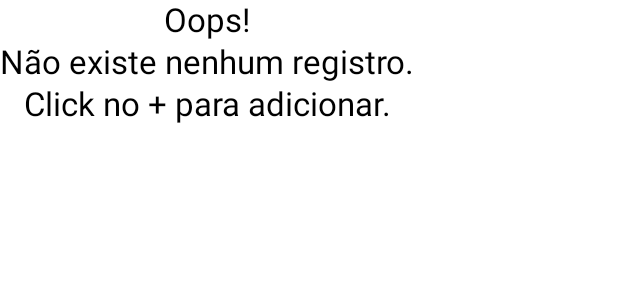
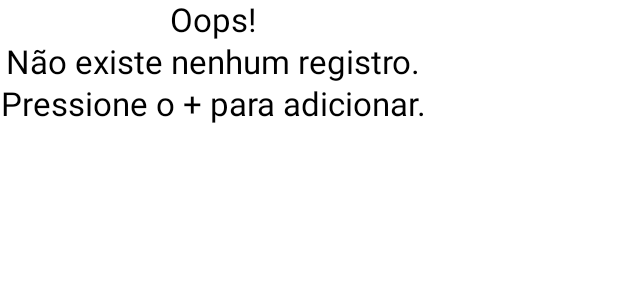
Before and after one commit to danillotparreira/Crud-Android, an Android app built with Jetpack Compose: the @Preview function HomeBodyEmptyListPreview, on a phone screen of 412 x 824 dp. Shown: the top 300 px of the screen. Run offline under Robolectric (Android 15) with nearby library versions, the phone set to English and light mode, and no system bars.

```diff
--- a/app/src/main/res/values/strings.xml
+++ b/app/src/main/res/values/strings.xml
@@ -4,7 +4,7 @@
     <string name="back_button">Voltar</string>
     <string name="delete">Deletar</string>
     <string name="delete_question">Você tem certeza que deseja remover?</string>
-    <string name="no_item_description">Oops!\nNão existe nenhum registro.\nClick no + para adicionar.</string>
+    <string name="no_item_description">Oops!\nNão existe nenhum registro.\nPressione o + para adicionar.</string>
     <string name="edit_item_title">Editar usuário</string>
 <!--    <string name="item">Usuário</string>-->
     <string name="name_req">Nome*</string>
```
